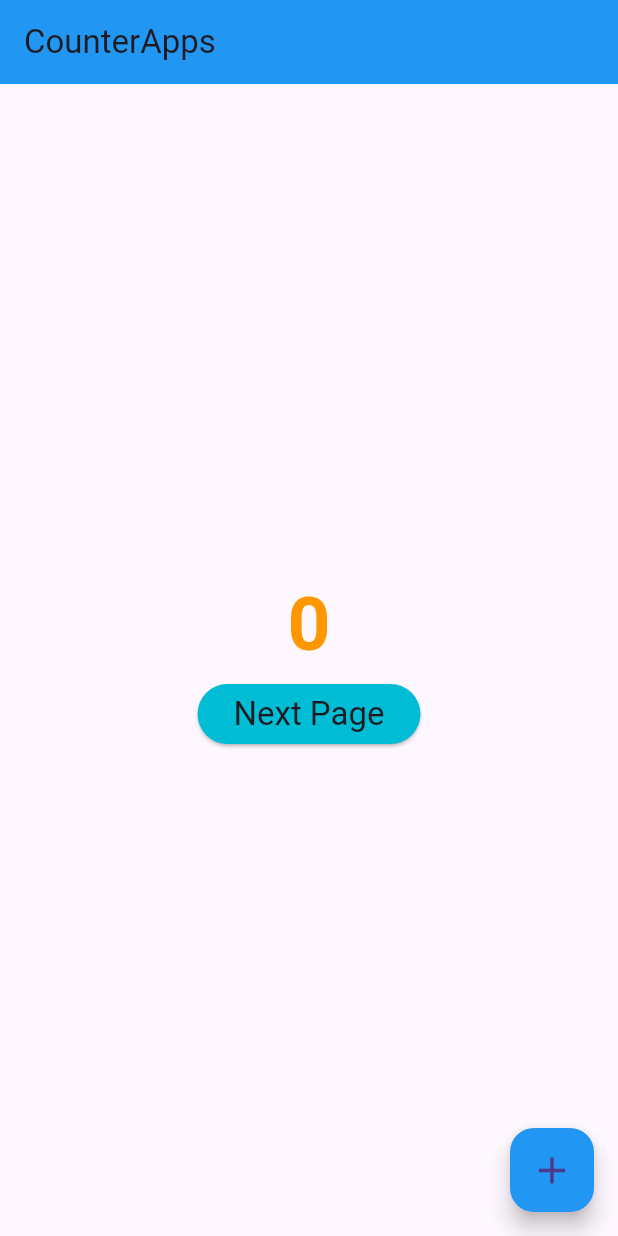
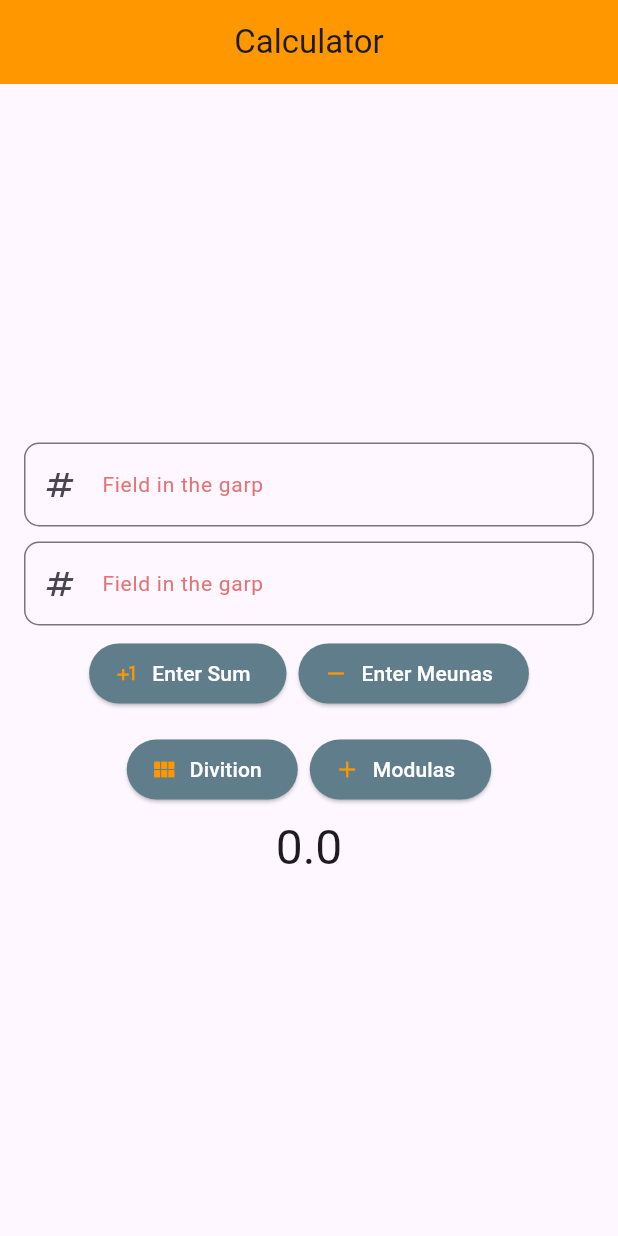
Before and after one commit to sayeemjakhrof/newapps, a Flutter app: the screen it shows after launch, on a phone screen of 412 x 824 dp. Run offline on Flutter 3.47's test engine with Material 3 defaults, Android fonts, the phone set to English and light mode, and no system bars.

```diff
--- /dev/null
+++ b/lib/Calculator_Screen.dart
@@ -0,0 +1,181 @@
+import 'package:flutter/material.dart';
+
+class calculatorScreen extends StatefulWidget {
+  calculatorScreen({super.key});
+
+  @override
+  State<calculatorScreen> createState() => _calculatorScreenState();
+}
+
+class _calculatorScreenState extends State<calculatorScreen> {
+  final TextEditingController _textFirstFormController =
+      TextEditingController();
+  final TextEditingController _textSecendFormController =
+      TextEditingController();
+  final GlobalKey<FormState> _key = GlobalKey<FormState>();
+  double total = 0.0;
+  @override
+  Widget build(BuildContext context) {
+    return Scaffold(
+      appBar: AppBar(
+        title: Center(
+          child: Text(
+            'Calculator',
+            style: Theme.of(context).textTheme.titleLarge,
+          ),
+        ),
+      ),
+      body: Center(
+        child: Padding(
+          padding: const EdgeInsets.all(16),
+          child: Form(
+            key: _key,
+            child: Column(
+              mainAxisAlignment: MainAxisAlignment.center,
+              children: [
+                TextFormField(
+                  validator: (String? value) {
+                    if (value?.isEmpty ?? true) {
+                      return 'Enter your value';
+                    }
+                    return null;
+                  },
+                  controller: _textFirstFormController,
+                  keyboardType: TextInputType.number,
+                  textInputAction: TextInputAction.next,
+                  decoration: InputDecoration(
+                      focusedBorder: OutlineInputBorder(
+                        borderSide:
+                            BorderSide(color: Colors.orange, width: 1.5),
+                      ),
+                      focusColor: Colors.orange,
+                      hintStyle: TextStyle(
+                        color: Colors.red.shade300,
+                        fontSize: 14,
+                      ),
+                      hintText: 'Field in the garp',
+                      prefixIcon: const Icon(Icons.numbers),
+                      border: OutlineInputBorder(
+                        borderRadius: BorderRadius.circular(10),
+                      )),
+                ),
+                SizedBox(
+                  height: 10,
+                ),
+                TextFormField(
+                  validator: (String? value) {
+                    if (value?.isEmpty ?? true) {
+                      return 'Enter your value';
+                    }
+                    return null;
+                  },
+                  controller: _textSecendFormController,
+                  keyboardType: TextInputType.number,
+                  textInputAction: TextInputAction.done,
+                  decoration: InputDecoration(
+                      focusedBorder: const OutlineInputBorder(
+                          borderSide:
+                              BorderSide(color: Colors.orange, width: 1.5)),
+                      focusColor: Colors.orange,
+                      hintStyle: TextStyle(
+                        color: Colors.red.shade300,
+                        fontSize: 14,
+                      ),
+                      hintText: 'Field in the garp',
+                      prefixIcon: const Icon(Icons.numbers),
+                      border: OutlineInputBorder(
+                        borderRadius: BorderRadius.circular(10),
+                      )),
+                ),
+                ButtonBar(
+                  alignment: MainAxisAlignment.center,
+                  children: [
+                    ElevatedButton.icon(
+                      onPressed: () {
+                        if (_key.currentState!.validate()) {
+                          double firstNum = double.parse(
+                              _textFirstFormController.text.trim());
+                          double secendNum = double.parse(
+                              _textSecendFormController.text.trim());
+                          total = firstNum + secendNum;
+                          setState(() {});
+                        }
+                      },
+                      icon: Icon(
+                        Icons.plus_one,
+                      ),
+                      label: Text('Enter Sum'),
+                    ),
+                    ElevatedButton.icon(
+                      onPressed: () {
+                        if (_key.currentState!.validate()) {
+                          double _lastName = double.parse(
+                              _textFirstFormController.text.trim());
+                          double _firstName = double.parse(
+                              _textSecendFormController.text.trim());
+                          total = _lastName - _firstName;
+                          setState(() {});
+                        }
+                      },
+                      icon: Icon(
+                        Icons.remove,
+                      ),
+                      label: Text('Enter Meunas'),
+                    ),
+                  ],
+                ),
+                Row(
+                  mainAxisAlignment: MainAxisAlignment.center,
+                  children: [
+                    Column(
+                      mainAxisAlignment: MainAxisAlignment.center,
+                      children: [
+                        ButtonBar(
+                          alignment: MainAxisAlignment.center,
+                          children: [
+                            ElevatedButton.icon(
+                              onPressed: () {
+                                if(_key.currentState!.validate()){
+                                  double _firstName = double.parse(_textFirstFormController.text.trim());
+                                  double _twoName = double.parse(_textSecendFormController.text.trim());
+                                  total = _firstName / _twoName;
+                                  print(_twoName);
+                                  print(_firstName);
+                                  setState(() {
+                                  });
+                                }
+                              },
+                              icon: const Icon(Icons.view_module),
+                              label: const Text('Divition'),
+                            ),
+                            ElevatedButton.icon(
+                              onPressed: () {
+                                if(_key.currentState!.validate()){
+                                  double _firstName = double.parse(_textFirstFormController.text.trim());
+                                  double _twoName = double.parse(_textSecendFormController.text.trim());
+                                  total = _firstName * _twoName;
+                                  setState(() {
+                                  });
+                                }
+                              },
+                              icon: const Icon(Icons.add),
+                              label: const Text('Modulas'),
+                            ),
+                          ],
+                        )
+                      ],
+                    )
+                  ],
+                ),
+                Text(
+                  total.toString(),
+                  style: Theme.of(context).textTheme.headlineLarge,
+                )
+              ],
+            ),
+          ),
+        ),
+      ),
+    );
+  }
+}
--- a/lib/main.dart
+++ b/lib/main.dart
@@ -1,113 +1,31 @@
 import 'package:flutter/cupertino.dart';
 import 'package:flutter/material.dart';
+import 'package:newapps/Calculator_Screen.dart';
 
 void main() {
-  runApp(
-      MaterialApp(
-          theme: ThemeData(
-            appBarTheme: AppBarTheme(color: Colors.blue),
-            elevatedButtonTheme: ElevatedButtonThemeData(
-              style: ButtonStyle(
-                backgroundColor: MaterialStateProperty.all(Colors.cyan),
-              ),
-            ),
-          ),
-          debugShowCheckedModeBanner: false,
-      home: CounterApps()));
+  runApp(homeScreen());
 }
 
-class CounterApps extends StatefulWidget {
-  CounterApps({super.key});
+class homeScreen extends StatefulWidget {
+  const homeScreen({super.key});
 
   @override
-  State<CounterApps> createState() => _CounterAppsState();
+  State<homeScreen> createState() => _homeScreenState();
 }
 
-class _CounterAppsState extends State<CounterApps> {
-  int counter = 0;
+class _homeScreenState extends State<homeScreen> {
   @override
   Widget build(BuildContext context) {
-    return Scaffold(
-        appBar: AppBar(
-          title: Text(
-            'CounterApps',
-            style: Theme.of(context).textTheme.titleLarge,
-          ),
-        ),
-        body: Center(
-          child: Column(
-            mainAxisAlignment: MainAxisAlignment.center,
-            children: [
-              Text(counter.toString(),
-                  style: TextStyle(
-                      color: Colors.orange,
-                      fontWeight: FontWeight.bold,
-                      fontSize: 50)),
-              ElevatedButton(
-                onPressed: () {
-                  Navigator.push(
-                    context,
-                    MaterialPageRoute(
-                      builder: (context) =>
-                          elevatatButtonScreen(personName: "Jakhrof Sayeem"),
-                    ),
-                  );
-                },
-                child: Text(
-                  'Next Page',
-                  style: Theme.of(context).textTheme.titleLarge,
-                ),
-              ),
-            ],
-          ),
-        ),
-        floatingActionButton: FloatingActionButton(
-          backgroundColor: Colors.blue,
-          onPressed: () {
-            if (counter < 50) {
-              counter++;
-              setState(() {});
-            };
-          },
-          child: Icon(
-            Icons.add,
-            size: 30,
-          ),
-        ),
-      );
-  }
-}
-
-class elevatatButtonScreen extends StatefulWidget {
-  final String personName;
-  elevatatButtonScreen({super.key, required this.personName});
-
-  @override
-  State<elevatatButtonScreen> createState() => _elevatatButtonScreenState();
-}
-
-class _elevatatButtonScreenState extends State<elevatatButtonScreen> {
-  @override
-  Widget build(BuildContext context) {
-    return Scaffold(
-        appBar: AppBar(
-          title: Text(
-            'Person Name',
-            style: Theme.of(context).textTheme.titleLarge,
-          ),
-        ),
-        body: Center(
-          child: Column(
-            children: [
-              Text(
-                widget.personName,
-                style: Theme.of(context).textTheme.headlineLarge,
-              ),
-              Text('hello ', style: TextStyle(fontSize: 22),),
-              Icon(Icons.add_alarm)
-            ],
-          ),
-        ),
+    return MaterialApp(
+      theme: ThemeData(
+        elevatedButtonTheme: ElevatedButtonThemeData(
+            style: ButtonStyle(
+              iconColor: MaterialStateProperty.all(Colors.orange),
+              foregroundColor: MaterialStateProperty.all(Colors.white),
+                backgroundColor: MaterialStateProperty.all(Colors.blueGrey))),
+        appBarTheme: const AppBarTheme(color: Colors.orange, titleSpacing: 3.0),
+      ),
+      home: calculatorScreen(),
     );
   }
 }
```
Also changed, not shown: lib/button.dart (deleted, +0 -19 lines), lib/ui/ui.dart (deleted, +0 -11 lines).
